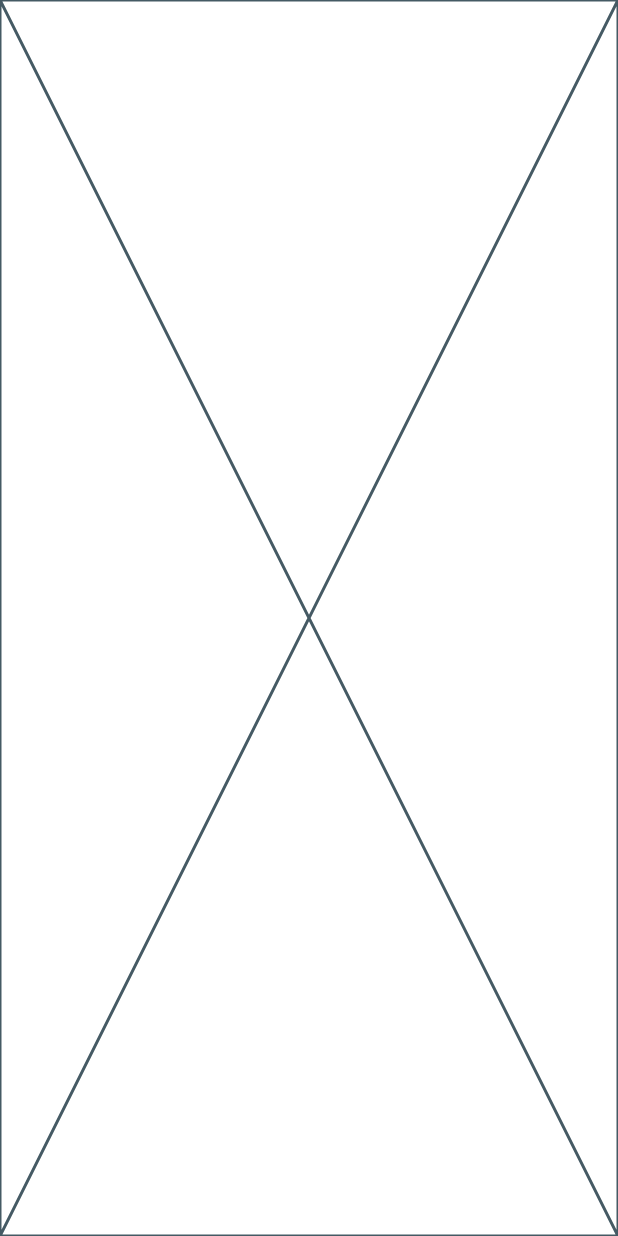
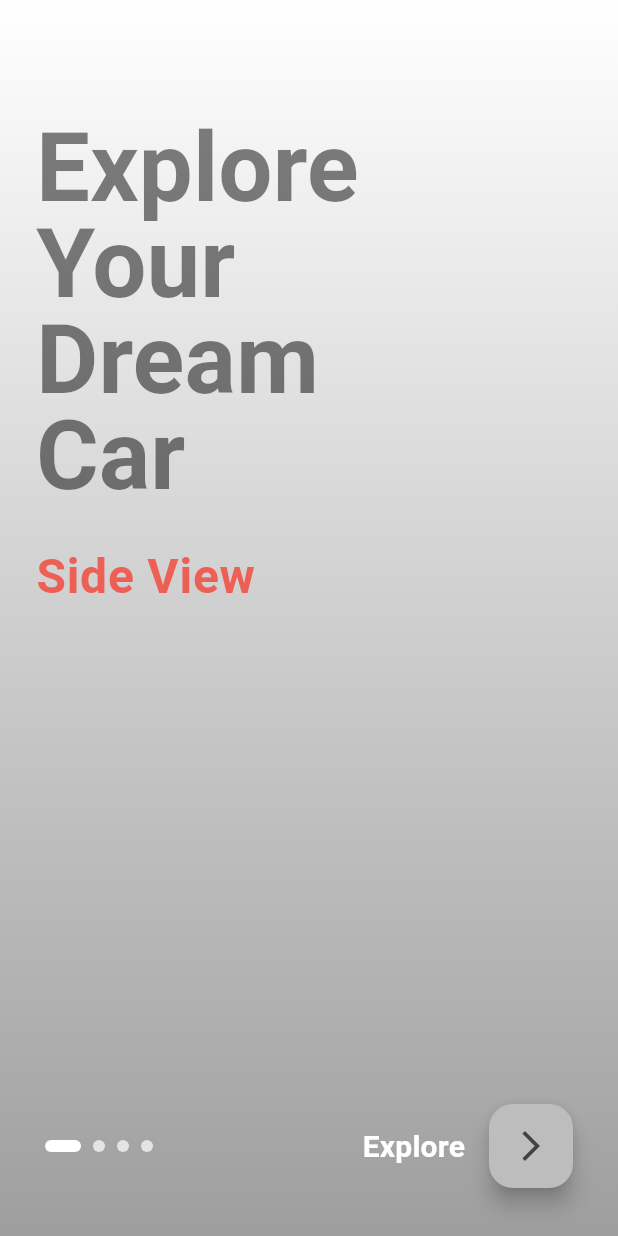
Before and after one commit to johnhcolani/Toyota-3d-model, a Flutter app: the screen it shows after launch, on a phone screen of 412 x 824 dp. Run offline on Flutter 3.47's test engine with Material 3 defaults, Android fonts, the phone set to English and light mode, and no system bars; drawn by our look-alikes of smooth_page_indicator.

Commit message:
added page view

```diff
--- a/lib/Screens/my_home_screen.dart
+++ b/lib/Screens/my_home_screen.dart
@@ -1,9 +1,109 @@
 import 'package:flutter/material.dart';
+import 'package:smooth_page_indicator/smooth_page_indicator.dart';
+
+import '../models/on_boarding_model.dart';
 class MyHomeScreen extends StatelessWidget {
-  const MyHomeScreen({super.key});
+  MyHomeScreen({super.key});
+  final List<OnBoardingModel> models = [
+    OnBoardingModel("Explore\nYour\nDream\nCar", "Side View"),
+    OnBoardingModel("Toyota", "Three-quarter Front View"),
+    OnBoardingModel("Toyota", "Top-down View"),
+    OnBoardingModel("Toyota", "Three-quarter Rear View"),
+  ];
+  PageController pageController = PageController();
 
   @override
   Widget build(BuildContext context) {
-    return const Placeholder();
+    return Scaffold(
+      body: Container(
+        decoration: const BoxDecoration(
+            gradient: LinearGradient(colors: [
+              Colors.white,
+              Colors.grey,
+            ], begin: Alignment.topCenter, end: Alignment.bottomCenter)),
+        child: Stack(children: [
+
+          Positioned.fill(
+              top: 80,
+              child: Padding(
+                padding: const EdgeInsets.symmetric(horizontal: 24.0),
+                child: PageView.builder(
+                  controller: pageController,
+                  itemCount: models.length,
+                  itemBuilder: (context, index) {
+                    return Column(
+                      crossAxisAlignment: CrossAxisAlignment.start,
+                      children: [
+                        Text(
+                          models[index].title,
+                          style: Theme.of(context).textTheme.titleLarge,
+                        ),
+                        const SizedBox(
+                          height: 24,
+                        ),
+                        Text(
+                          models[index].description,
+                          style: Theme.of(context).textTheme.bodyLarge,
+                        ),
+                      ],
+                    );
+                  },
+                ),
+              )),
+          Positioned(
+            bottom: 32,
+            right: 30,
+            left: 30,
+            child: Row(
+              mainAxisAlignment: MainAxisAlignment.spaceBetween,
+              children: [
+                SmoothPageIndicator(
+                  controller: pageController,
+                  count: models.length,
+                  axisDirection: Axis.horizontal,
+                  effect: const ExpandingDotsEffect(
+                      spacing: 8.0,
+                      radius: 4.0,
+                      dotWidth: 8.0,
+                      dotHeight: 8.0,
+                      strokeWidth: 1.5,
+                      dotColor: Colors.white70,
+                      activeDotColor: Colors.white),
+                ),
+                Row(
+                  children: [
+                    Text(
+                      'Explore',
+                      style: Theme.of(context).textTheme.titleMedium,
+                    ),
+                    const SizedBox(
+                      width: 16,
+                    ),
+                    FloatingActionButton(
+                      backgroundColor: Colors.grey.shade400,
+                      child: Icon(
+                        Icons.arrow_forward_ios,
+                        color: Colors.grey.shade800,
+                      ),
+                      onPressed: () {
+                        if (pageController.page!.toInt() ==
+                            models.length - 1) {
+                        } else {
+                          pageController.animateToPage(
+                              pageController.page!.toInt() + 1,
+                              duration: const Duration(milliseconds: 200),
+                              curve: Curves.easeInSine);
+                        }
+                      }
+                    ),
+                  ],
+                ),
+              ],
+            ),
+          ),
+        ],
+        ),
+      ),
+    );
   }
 }
--- a/lib/main.dart
+++ b/lib/main.dart
@@ -14,11 +14,19 @@
     return MaterialApp(
       title: 'Flutter Demo',
       theme: ThemeData(
+        primarySwatch: Colors.blue,
 
-        colorScheme: ColorScheme.fromSeed(seedColor: Colors.deepPurple),
-        useMaterial3: true,
+        textTheme:  TextTheme(
+          titleLarge: TextStyle(color: Colors.black.withOpacity(0.5),fontSize: 64,fontWeight: FontWeight.bold,height: 1),
+          titleMedium: const TextStyle(color: Colors.white,fontSize: 20,fontWeight: FontWeight.bold,height: 1),
+          bodyLarge: TextStyle(color: Colors.red.withOpacity(0.8),fontSize: 32,fontWeight: FontWeight.bold,),
+          bodyMedium: const TextStyle(color: Colors.black),
+          bodySmall: const TextStyle(color: Colors.black),
+        ),
       ),
-      home: const MyHomeScreen(),
+      debugShowCheckedModeBanner: false,
+
+      home: MyHomeScreen(),
     );
   }
 }
--- /dev/null
+++ b/lib/models/on_boarding_model.dart
@@ -0,0 +1,14 @@
+import 'package:flutter/material.dart';
+
+class OnBoardingModel {
+
+  String title;
+  String description;
+
+
+  OnBoardingModel(
+
+      this.title,
+      this.description,
+     );
+}
--- a/pubspec.yaml
+++ b/pubspec.yaml
@@ -35,6 +35,7 @@ dependencies:
   # The following adds the Cupertino Icons font to your application.
   # Use with the CupertinoIcons class for iOS style icons.
   cupertino_icons: ^1.0.8
+  smooth_page_indicator: ^1.1.0
 
 dev_dependencies:
   flutter_test:
```
Also changed, not shown: pubspec.lock.
